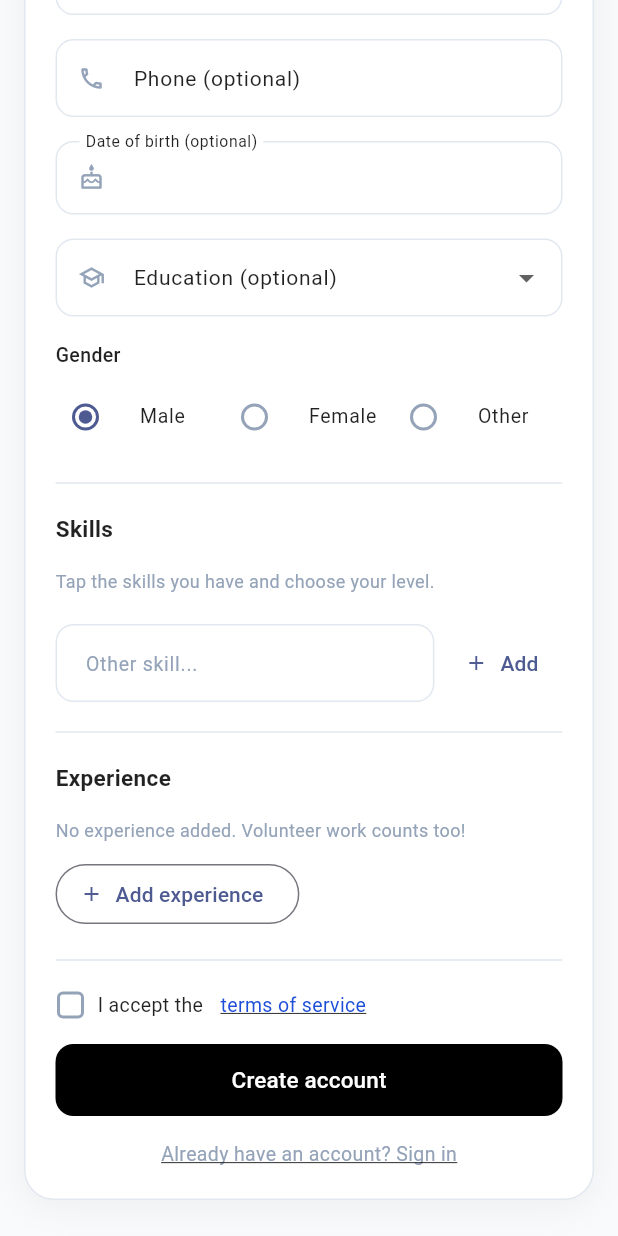
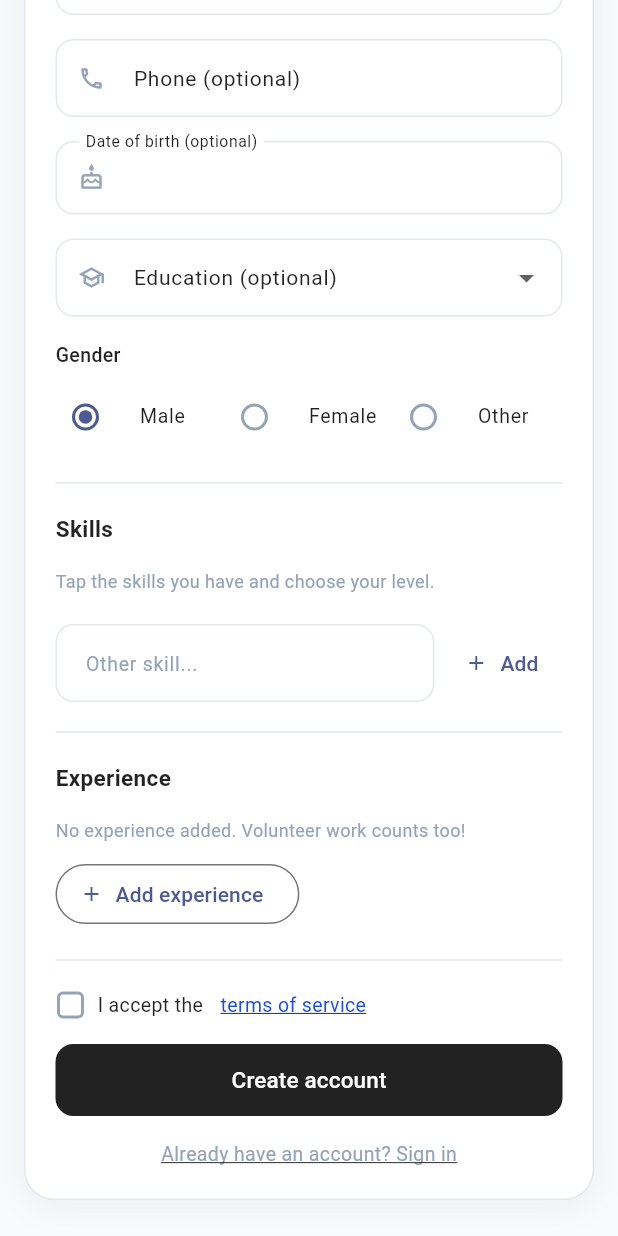
Before and after one commit to kenaiebatista/jobfy, a Flutter app: the RegisterPage screen opened by its route, scrolled down 489 dp, on a phone screen of 412 x 824 dp. Run offline on Flutter 3.47's test engine with Material 3 defaults, Android fonts, the light colour scheme and no system bars; our stand-ins replace go_router, shared_preferences; missing offline and left inert: bcrypt, mysql_client; accounts and stored records are empty.

Commit message:
fix(): make login, register and messages follow dark mode
Login and register forced the light theme on part of the tree while the
card colors came from the dark one, so text was dark on a dark card.
Both now follow the app theme; the black buttons use textPrimary/surface.
Messages uses context.colors instead of fixed light colors, and dialogs
use the card color in both themes.

```diff
--- a/lib/core/theme/app_theme.dart
+++ b/lib/core/theme/app_theme.dart
@@ -7,6 +7,7 @@ class AppTheme {
     brightness: Brightness.light,
     scaffoldBackgroundColor: AppColors.backgroundLight,
     cardColor: AppColors.white,
+    dialogTheme: const DialogThemeData(backgroundColor: AppColors.white),
     dividerColor: AppColors.cardBorder,
     extensions: const [AppSemanticColors.light],
     appBarTheme: const AppBarTheme(
@@ -34,6 +35,7 @@ class AppTheme {
     brightness: Brightness.dark,
     scaffoldBackgroundColor: AppColors.backgroundDark,
     cardColor: AppColors.surfaceDark,
+    dialogTheme: const DialogThemeData(backgroundColor: AppColors.surfaceDark),
     dividerColor: AppColors.cardBorderDark,
     extensions: const [AppSemanticColors.dark],
     appBarTheme: const AppBarTheme(
--- a/lib/features/auth/presentation/pages/register_page.dart
+++ b/lib/features/auth/presentation/pages/register_page.dart
@@ -1,6 +1,5 @@
 import 'package:jobfy/core/session/user_session_controller.dart';
 import 'package:jobfy/core/theme/app_breakpoints.dart';
-import 'package:jobfy/core/theme/app_theme.dart';
 import 'package:jobfy/core/theme/build_context_x.dart';
 import 'package:jobfy/features/auth/data/repositories/auth_repository_impl.dart';
 import 'package:jobfy/features/auth/domain/entities/registration_entity.dart';
@@ -146,7 +145,7 @@ class _RegisterPageState extends State<RegisterPage> {
   Future<void> _addExperience() async {
     final experience = await showDialog<ExperienceEntity>(
       context: context,
-      builder: (_) => Theme(data: AppTheme.light, child: const _ExperienceDialog()),
+      builder: (_) => const _ExperienceDialog(),
     );
     if (experience != null) setState(() => _experiences.add(experience));
   }
@@ -154,12 +153,7 @@ class _RegisterPageState extends State<RegisterPage> {
   @override
   Widget build(BuildContext context) {
     final l10n = AppLocalizations.of(context)!;
-    // This screen's card-on-light-background design (and the terms dialog
-    // it opens) is intentionally fixed regardless of the device's theme.
-    return Theme(
-      data: AppTheme.light,
-      child: _buildScaffold(context, l10n),
-    );
+    return _buildScaffold(context, l10n);
   }
 
   Widget _buildScaffold(BuildContext context, AppLocalizations l10n) {
@@ -361,10 +355,10 @@ class _RegisterPageState extends State<RegisterPage> {
         children: [
           Text(
             l10n.genderLabel,
-            style: const TextStyle(
+            style: TextStyle(
               fontSize: 13,
               fontWeight: FontWeight.w500,
-              color: Colors.black87,
+              color: context.colors.textPrimary,
             ),
           ),
           RadioGroup<Gender>(
@@ -583,19 +577,19 @@ class _RegisterPageState extends State<RegisterPage> {
       child: ElevatedButton(
         onPressed: _authController.isLoading ? null : _handleRegister,
         style: ElevatedButton.styleFrom(
-          backgroundColor: Colors.black,
-          foregroundColor: Colors.white,
+          backgroundColor: context.colors.textPrimary,
+          foregroundColor: context.colors.surface,
           shape: RoundedRectangleBorder(
             borderRadius: BorderRadius.circular(12),
           ),
           elevation: 0,
         ),
         child: _authController.isLoading
-            ? const SizedBox(
+            ? SizedBox(
                 width: 20,
                 height: 20,
                 child: CircularProgressIndicator(
-                  color: Colors.white,
+                  color: context.colors.surface,
                   strokeWidth: 2,
                 ),
               )
@@ -612,7 +606,7 @@ class _RegisterPageState extends State<RegisterPage> {
     showDialog(
       context: context,
       builder: (_) => Dialog(
-        backgroundColor: Colors.white,
+        backgroundColor: context.colors.surface,
         shape: RoundedRectangleBorder(borderRadius: BorderRadius.circular(20)),
         child: Container(
           constraints: const BoxConstraints(maxWidth: 560, maxHeight: 480),
@@ -635,7 +629,7 @@ class _RegisterPageState extends State<RegisterPage> {
                     onPressed: () => Navigator.pop(context),
                     icon: const Icon(Icons.close),
                     style: IconButton.styleFrom(
-                      backgroundColor: Colors.grey.shade100,
+                      backgroundColor: context.colors.background,
                     ),
                   ),
                 ],
@@ -645,10 +639,10 @@ class _RegisterPageState extends State<RegisterPage> {
                 child: SingleChildScrollView(
                   child: Text(
                     l10n.termsDialogBody,
-                    style: const TextStyle(
+                    style: TextStyle(
                       fontSize: 14,
                       height: 1.7,
-                      color: Colors.black87,
+                      color: context.colors.textPrimary,
                     ),
                   ),
                 ),
```
Also changed, not shown: lib/features/auth/presentation/pages/login_page.dart (+5 -12 lines), lib/features/messages/presentation/pages/messages_page.dart (+44 -43 lines), 1 other file.
